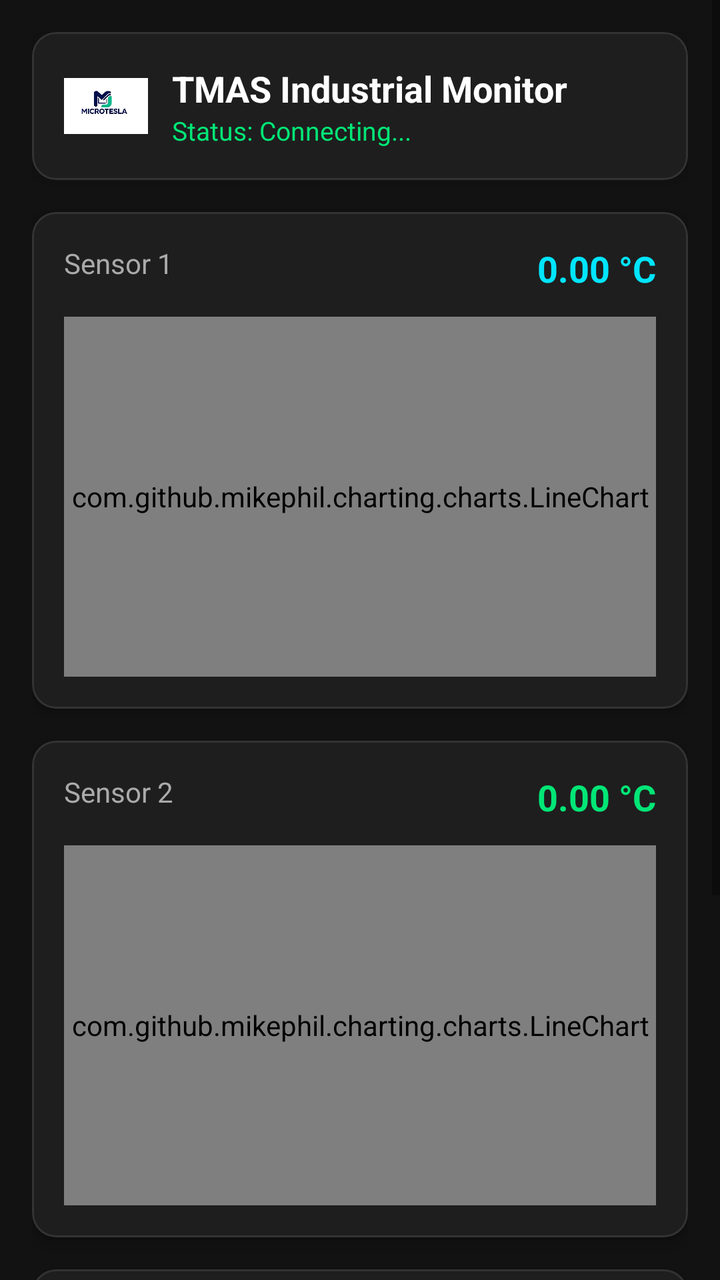
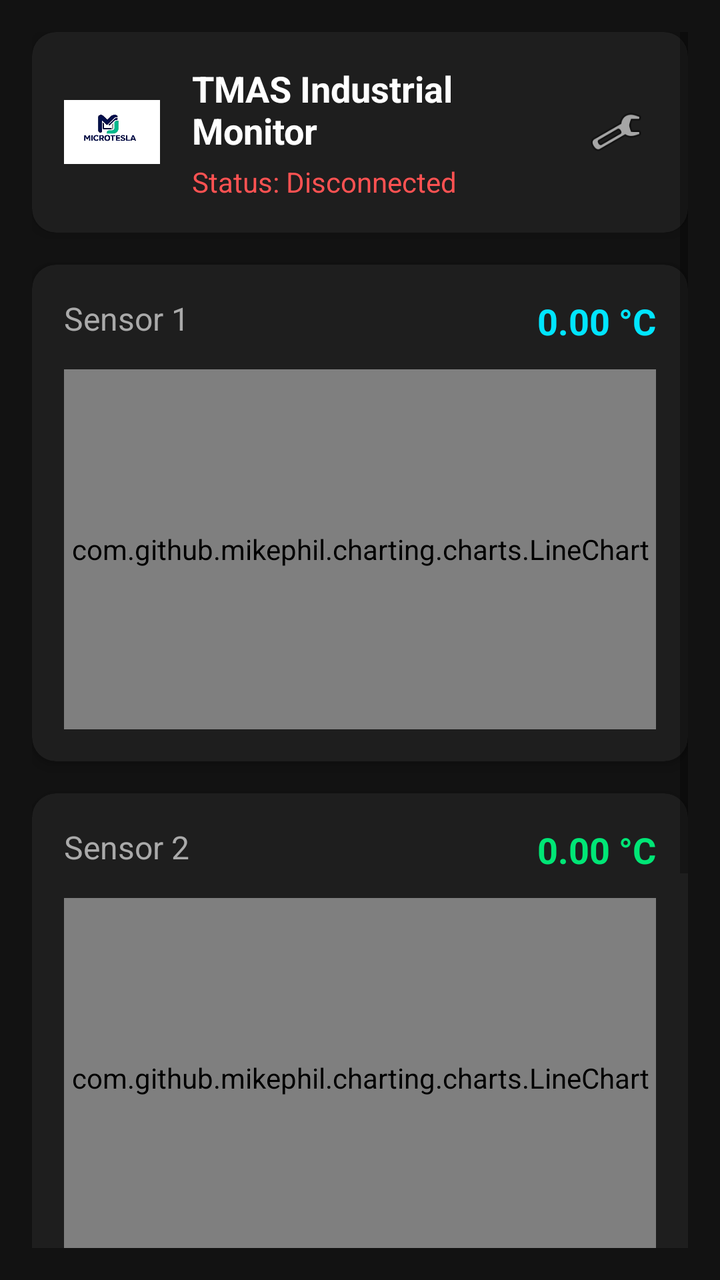

Compare the two renders of this Android layout. The source of the first and the diff that turns it into the second are given below.
<!-- AndroidManifest.xml: application theme Theme.TMASMonitor -->
<!-- res/layout/activity_main.xml -->
<?xml version="1.0" encoding="utf-8"?>
<ScrollView xmlns:android="http://schemas.android.com/apk/res/android"
    xmlns:app="http://schemas.android.com/apk/res-auto"
    xmlns:tools="http://schemas.android.com/tools"
    android:layout_width="match_parent"
    android:layout_height="match_parent"
    android:background="#121212"
    android:fillViewport="true">

    <LinearLayout
        android:layout_width="match_parent"
        android:layout_height="wrap_content"
        android:orientation="vertical"
        android:padding="16dp">

        
        <com.google.android.material.card.MaterialCardView
            android:layout_width="match_parent"
            android:layout_height="wrap_content"
            android:layout_marginBottom="16dp"
            app:cardBackgroundColor="#1E1E1E"
            app:cardCornerRadius="12dp"
            app:cardElevation="4dp"
            app:strokeColor="#333333"
            app:strokeWidth="1dp">

            <LinearLayout
                android:layout_width="match_parent"
                android:layout_height="wrap_content"
                android:orientation="vertical"
                android:padding="16dp">

                <LinearLayout
                    android:layout_width="match_parent"
                    android:layout_height="wrap_content"
                    android:gravity="center_vertical"
                    android:orientation="horizontal">

                    <ImageView
                        android:id="@+id/imgLogo"
                        android:layout_width="42dp"
                        android:layout_height="42dp"
                        android:layout_marginEnd="12dp"
                        android:src="@drawable/logo3"
                        android:contentDescription="TMAS Logo" />

                    <LinearLayout
                        android:layout_width="0dp"
                        android:layout_height="wrap_content"
                        android:layout_weight="1"
                        android:orientation="vertical">

                        <TextView
                            android:id="@+id/tvAppTitle"
                            android:layout_width="wrap_content"
                            android:layout_height="wrap_content"
                            android:text="TMAS Industrial Monitor"
                            android:textColor="#FFFFFF"
                            android:textSize="18sp"
                            android:textStyle="bold" />

                        <TextView
                            android:id="@+id/tvStatus"
                            android:layout_width="wrap_content"
                            android:layout_height="wrap_content"
                            android:text="Status: Connecting..."
                            android:textColor="#00E676"
                            android:textSize="13sp" />
                    </LinearLayout>
                </LinearLayout>
            </LinearLayout>
        </com.google.android.material.card.MaterialCardView>

        
        <com.google.android.material.card.MaterialCardView
            android:layout_width="match_parent"
            android:layout_height="wrap_content"
            android:layout_marginBottom="16dp"
            app:cardBackgroundColor="#1E1E1E"
            app:cardCornerRadius="12dp"
            app:cardElevation="4dp"
            app:strokeColor="#333333"
            app:strokeWidth="1dp">

            <LinearLayout
                android:layout_width="match_parent"
                android:layout_height="wrap_content"
                android:orientation="vertical"
                android:padding="16dp">

                <RelativeLayout
                    android:layout_width="match_parent"
                    android:layout_height="wrap_content">

                    <TextView
                        android:id="@+id/tvSensor1Title"
                        android:layout_width="wrap_content"
                        android:layout_height="wrap_content"
                        android:layout_alignParentStart="true"
                        android:text="Sensor 1"
                        android:textColor="#AAAAAA"
                        android:textSize="14sp" />

                    <TextView
                        android:id="@+id/tvTemp1"
                        android:layout_width="wrap_content"
                        android:layout_height="wrap_content"
                        android:layout_alignParentEnd="true"
                        android:text="0.00 °C"
                        android:textColor="#00E5FF"
                        android:textSize="18sp"
                        android:textStyle="bold" />
                </RelativeLayout>

                
                <com.github.mikephil.charting.charts.LineChart
                    android:id="@+id/chart1"
                    android:layout_width="match_parent"
                    android:layout_height="180dp"
                    android:layout_marginTop="12dp" />
            </LinearLayout>
        </com.google.android.material.card.MaterialCardView>

        
        <com.google.android.material.card.MaterialCardView
            android:layout_width="match_parent"
            android:layout_height="wrap_content"
            android:layout_marginBottom="16dp"
            app:cardBackgroundColor="#1E1E1E"
            app:cardCornerRadius="12dp"
            app:cardElevation="4dp"
            app:strokeColor="#333333"
            app:strokeWidth="1dp">

            <LinearLayout
                android:layout_width="match_parent"
                android:layout_height="wrap_content"
                android:orientation="vertical"
                android:padding="16dp">

                <RelativeLayout
                    android:layout_width="match_parent"
                    android:layout_height="wrap_content">

                    <TextView
                        android:id="@+id/tvSensor2Title"
                        android:layout_width="wrap_content"
                        android:layout_height="wrap_content"
                        android:layout_alignParentStart="true"
                        android:text="Sensor 2"
                        android:textColor="#AAAAAA"
                        android:textSize="14sp" />

                    <TextView
                        android:id="@+id/tvTemp2"
                        android:layout_width="wrap_content"
                        android:layout_height="wrap_content"
                        android:layout_alignParentEnd="true"
                        android:text="0.00 °C"
                        android:textColor="#00E676"
                        android:textSize="18sp"
                        android:textStyle="bold" />
                </RelativeLayout>

                
                <com.github.mikephil.charting.charts.LineChart
                    android:id="@+id/chart2"
                    android:layout_width="match_parent"
                    android:layout_height="180dp"
                    android:layout_marginTop="12dp" />
            </LinearLayout>
        </com.google.android.material.card.MaterialCardView>

        
        <com.google.android.material.card.MaterialCardView
            android:layout_width="match_parent"
            android:layout_height="wrap_content"
            android:layout_marginBottom="16dp"
            app:cardBackgroundColor="#1E1E1E"
            app:cardCornerRadius="12dp"
            app:cardElevation="4dp"
            app:strokeColor="#333333"
            app:strokeWidth="1dp">

            <LinearLayout
                android:layout_width="match_parent"
                android:layout_height="wrap_content"
                android:orientation="vertical"
                android:padding="16dp">

                <RelativeLayout
                    android:layout_width="match_parent"
                    android:layout_height="wrap_content">

                    <TextView
                        android:id="@+id/tvSensor3Title"
                        android:layout_width="wrap_content"
                        android:layout_height="wrap_content"
                        android:layout_alignParentStart="true"
                        android:text="Sensor 3"
                        android:textColor="#AAAAAA"
                        android:textSize="14sp" />

                    <TextView
                        android:id="@+id/tvTemp3"
                        android:layout_width="wrap_content"
                        android:layout_height="wrap_content"
                        android:layout_alignParentEnd="true"
                        android:text="0.00 °C"
                        android:textColor="#FF9100"
                        android:textSize="18sp"
                        android:textStyle="bold" />
                </RelativeLayout>

                
                <com.github.mikephil.charting.charts.LineChart
                    android:id="@+id/chart3"
                    android:layout_width="match_parent"
                    android:layout_height="180dp"
                    android:layout_marginTop="12dp" />
            </LinearLayout>
        </com.google.android.material.card.MaterialCardView>

    </LinearLayout>
</ScrollView>
<!-- resources referenced by this layout -->
<resources>
  <!-- drawable logo3: jpg bitmap (drawable, 10572 bytes) -->
  <style name="Theme.TMASMonitor" parent="Theme.MaterialComponents.DayNight.NoActionBar">
          <item name="colorPrimary">#00D2D3</item>
          <item name="android:statusBarColor">#111317</item>
          <item name="android:navigationBarColor">#111317</item>
      </style>
</resources>

<!-- the commit's change to res/layout/activity_main.xml (unified diff, before → after) -->
@@ -5,24 +5,86 @@
     android:layout_width="match_parent"
     android:layout_height="match_parent"
     android:background="#121212"
-    android:fillViewport="true">
+    android:padding="16dp"
+    tools:context=".MainActivity">
 
     <LinearLayout
         android:layout_width="match_parent"
         android:layout_height="wrap_content"
-        android:orientation="vertical"
-        android:padding="16dp">
-
-        
-        <com.google.android.material.card.MaterialCardView
-            android:layout_width="match_parent"
-            android:layout_height="wrap_content"
-            android:layout_marginBottom="16dp"
-            app:cardBackgroundColor="#1E1E1E"
-            app:cardCornerRadius="12dp"
-            app:cardElevation="4dp"
-            app:strokeColor="#333333"
-            app:strokeWidth="1dp">
+        android:orientation="vertical">
+
+        
+        <androidx.cardview.widget.CardView
+            android:layout_width="match_parent"
+            android:layout_height="wrap_content"
+            android:layout_marginBottom="16dp"
+            app:cardBackgroundColor="#1E1E1E"
+            app:cardCornerRadius="12dp"
+            app:cardElevation="4dp">
+
+            <RelativeLayout
+                android:layout_width="match_parent"
+                android:layout_height="wrap_content"
+                android:padding="16dp">
+
+                <ImageView
+                    android:id="@+id/logoImage"
+                    android:layout_width="48dp"
+                    android:layout_height="48dp"
+                    android:layout_alignParentStart="true"
+                    android:layout_centerVertical="true"
+                    android:src="@drawable/logo3" />
+
+                <LinearLayout
+                    android:layout_width="wrap_content"
+                    android:layout_height="wrap_content"
+                    android:layout_centerVertical="true"
+                    android:layout_marginStart="16dp"
+                    android:layout_toEndOf="@id/logoImage"
+                    android:layout_toStartOf="@id/btnSettings"
+                    android:orientation="vertical">
+
+                    <TextView
+                        android:layout_width="wrap_content"
+                        android:layout_height="wrap_content"
+                        android:text="TMAS Industrial Monitor"
+                        android:textColor="#FFFFFF"
+                        android:textSize="18sp"
+                        android:textStyle="bold" />
+
+                    <TextView
+                        android:id="@+id/tvStatus"
+                        android:layout_width="wrap_content"
+                        android:layout_height="wrap_content"
+                        android:layout_marginTop="4dp"
+                        android:text="Status: Disconnected"
+                        android:textColor="#FF5252"
+                        android:textSize="14sp" />
+                </LinearLayout>
+
+                <ImageView
+                    android:id="@+id/btnSettings"
+                    android:layout_width="40dp"
+                    android:layout_height="40dp"
+                    android:layout_alignParentEnd="true"
+                    android:layout_centerVertical="true"
+                    android:background="?attr/selectableItemBackgroundBorderless"
+                    android:clickable="true"
+                    android:focusable="true"
+                    android:padding="6dp"
+                    android:src="@android:drawable/ic_menu_preferences" />
+
+            </RelativeLayout>
+        </androidx.cardview.widget.CardView>
+
+        
+        <androidx.cardview.widget.CardView
+            android:layout_width="match_parent"
+            android:layout_height="wrap_content"
+            android:layout_marginBottom="16dp"
+            app:cardBackgroundColor="#1E1E1E"
+            app:cardCornerRadius="12dp"
+            app:cardElevation="4dp">
 
             <LinearLayout
                 android:layout_width="match_parent"
@@ -30,76 +92,18 @@
                 android:orientation="vertical"
                 android:padding="16dp">
 
-                <LinearLayout
-                    android:layout_width="match_parent"
-                    android:layout_height="wrap_content"
-                    android:gravity="center_vertical"
-                    android:orientation="horizontal">
-
-                    <ImageView
-                        android:id="@+id/imgLogo"
-                        android:layout_width="42dp"
-                        android:layout_height="42dp"
-                        android:layout_marginEnd="12dp"
-                        android:src="@drawable/logo3"
-                        android:contentDescription="TMAS Logo" />
-
-                    <LinearLayout
-                        android:layout_width="0dp"
-                        android:layout_height="wrap_content"
-                        android:layout_weight="1"
-                        android:orientation="vertical">
-
-                        <TextView
-                            android:id="@+id/tvAppTitle"
-                            android:layout_width="wrap_content"
-                            android:layout_height="wrap_content"
-                            android:text="TMAS Industrial Monitor"
-                            android:textColor="#FFFFFF"
-                            android:textSize="18sp"
-                            android:textStyle="bold" />
-
-                        <TextView
-                            android:id="@+id/tvStatus"
-                            android:layout_width="wrap_content"
-                            android:layout_height="wrap_content"
-                            android:text="Status: Connecting..."
-                            android:textColor="#00E676"
-                            android:textSize="13sp" />
-                    </LinearLayout>
-                </LinearLayout>
-            </LinearLayout>
-        </com.google.android.material.card.MaterialCardView>
-
-        
-        <com.google.android.material.card.MaterialCardView
-            android:layout_width="match_parent"
-            android:layout_height="wrap_content"
-            android:layout_marginBottom="16dp"
-            app:cardBackgroundColor="#1E1E1E"
-            app:cardCornerRadius="12dp"
-            app:cardElevation="4dp"
-            app:strokeColor="#333333"
-            app:strokeWidth="1dp">
-
-            <LinearLayout
-                android:layout_width="match_parent"
-                android:layout_height="wrap_content"
-                android:orientation="vertical"
-                android:padding="16dp">
-
                 <RelativeLayout
                     android:layout_width="match_parent"
-                    android:layout_height="wrap_content">
-
-                    <TextView
-                        android:id="@+id/tvSensor1Title"
+                    android:layout_height="wrap_content"
+                    android:layout_marginBottom="12dp">
+
+                    <TextView
                         android:layout_width="wrap_content"
                         android:layout_height="wrap_content"
                         android:layout_alignParentStart="true"
                         android:text="Sensor 1"
                         android:textColor="#AAAAAA"
-                        android:textSize="14sp" />
+                        android:textSize="16sp" />
 
                     <TextView
                         android:id="@+id/tvTemp1"
@@ -112,25 +116,21 @@
                         android:textStyle="bold" />
                 </RelativeLayout>
 
-                
                 <com.github.mikephil.charting.charts.LineChart
                     android:id="@+id/chart1"
                     android:layout_width="match_parent"
-                    android:layout_height="180dp"
-                    android:layout_marginTop="12dp" />
+                    android:layout_height="180dp" />
             </LinearLayout>
-        </com.google.android.material.card.MaterialCardView>
-
-        
-        <com.google.android.material.card.MaterialCardView
-            android:layout_width="match_parent"
-            android:layout_height="wrap_content"
-            android:layout_marginBottom="16dp"
-            app:cardBackgroundColor="#1E1E1E"
-            app:cardCornerRadius="12dp"
-            app:cardElevation="4dp"
-            app:strokeColor="#333333"
-            app:strokeWidth="1dp">
+        </androidx.cardview.widget.CardView>
+
+        
+        <androidx.cardview.widget.CardView
+            android:layout_width="match_parent"
+            android:layout_height="wrap_content"
+            android:layout_marginBottom="16dp"
+            app:cardBackgroundColor="#1E1E1E"
+            app:cardCornerRadius="12dp"
+            app:cardElevation="4dp">
 
             <LinearLayout
                 android:layout_width="match_parent"
@@ -140,16 +140,16 @@
 
                 <RelativeLayout
                     android:layout_width="match_parent"
-                    android:layout_height="wrap_content">
-
-                    <TextView
-                        android:id="@+id/tvSensor2Title"
+                    android:layout_height="wrap_content"
+                    android:layout_marginBottom="12dp">
+
+                    <TextView
                         android:layout_width="wrap_content"
                         android:layout_height="wrap_content"
                         android:layout_alignParentStart="true"
                         android:text="Sensor 2"
                         android:textColor="#AAAAAA"
-                        android:textSize="14sp" />
+                        android:textSize="16sp" />
 
                     <TextView
                         android:id="@+id/tvTemp2"
@@ -162,25 +162,21 @@
                         android:textStyle="bold" />
                 </RelativeLayout>
 
-                
                 <com.github.mikephil.charting.charts.LineChart
                     android:id="@+id/chart2"
                     android:layout_width="match_parent"
-                    android:layout_height="180dp"
-                    android:layout_marginTop="12dp" />
+                    android:layout_height="180dp" />
             </LinearLayout>
-        </com.google.android.material.card.MaterialCardView>
-
-        
-        <com.google.android.material.card.MaterialCardView
-            android:layout_width="match_parent"
-            android:layout_height="wrap_content"
-            android:layout_marginBottom="16dp"
-            app:cardBackgroundColor="#1E1E1E"
-            app:cardCornerRadius="12dp"
-            app:cardElevation="4dp"
-            app:strokeColor="#333333"
-            app:strokeWidth="1dp">
+        </androidx.cardview.widget.CardView>
+
+        
+        <androidx.cardview.widget.CardView
+            android:layout_width="match_parent"
+            android:layout_height="wrap_content"
+            android:layout_marginBottom="16dp"
+            app:cardBackgroundColor="#1E1E1E"
+            app:cardCornerRadius="12dp"
+            app:cardElevation="4dp">
 
             <LinearLayout
                 android:layout_width="match_parent"
@@ -190,16 +186,16 @@
 
                 <RelativeLayout
                     android:layout_width="match_parent"
-                    android:layout_height="wrap_content">
-
-                    <TextView
-                        android:id="@+id/tvSensor3Title"
+                    android:layout_height="wrap_content"
+                    android:layout_marginBottom="12dp">
+
+                    <TextView
                         android:layout_width="wrap_content"
                         android:layout_height="wrap_content"
                         android:layout_alignParentStart="true"
                         android:text="Sensor 3"
                         android:textColor="#AAAAAA"
-                        android:textSize="14sp" />
+                        android:textSize="16sp" />
 
                     <TextView
                         android:id="@+id/tvTemp3"
@@ -212,14 +208,12 @@
                         android:textStyle="bold" />
                 </RelativeLayout>
 
-                
                 <com.github.mikephil.charting.charts.LineChart
                     android:id="@+id/chart3"
                     android:layout_width="match_parent"
-                    android:layout_height="180dp"
-                    android:layout_marginTop="12dp" />
+                    android:layout_height="180dp" />
             </LinearLayout>
-        </com.google.android.material.card.MaterialCardView>
+        </androidx.cardview.widget.CardView>
 
     </LinearLayout>
 </ScrollView>
